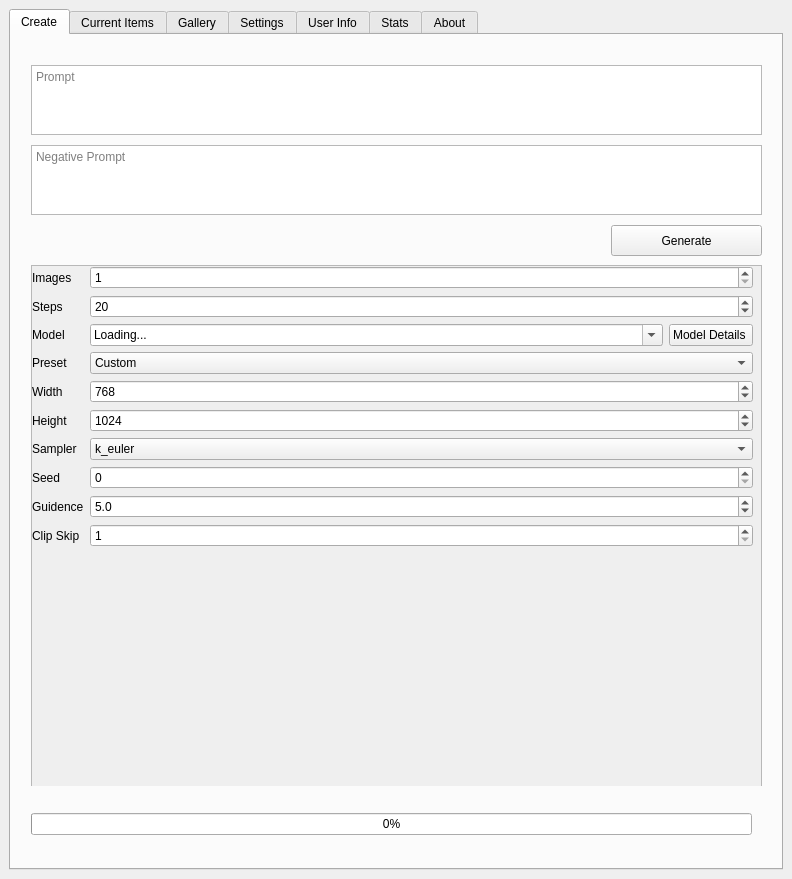
Above: QTProj/QtHorde/form.ui from Unit1208/HordeQT before the change. Below: the same form after it.
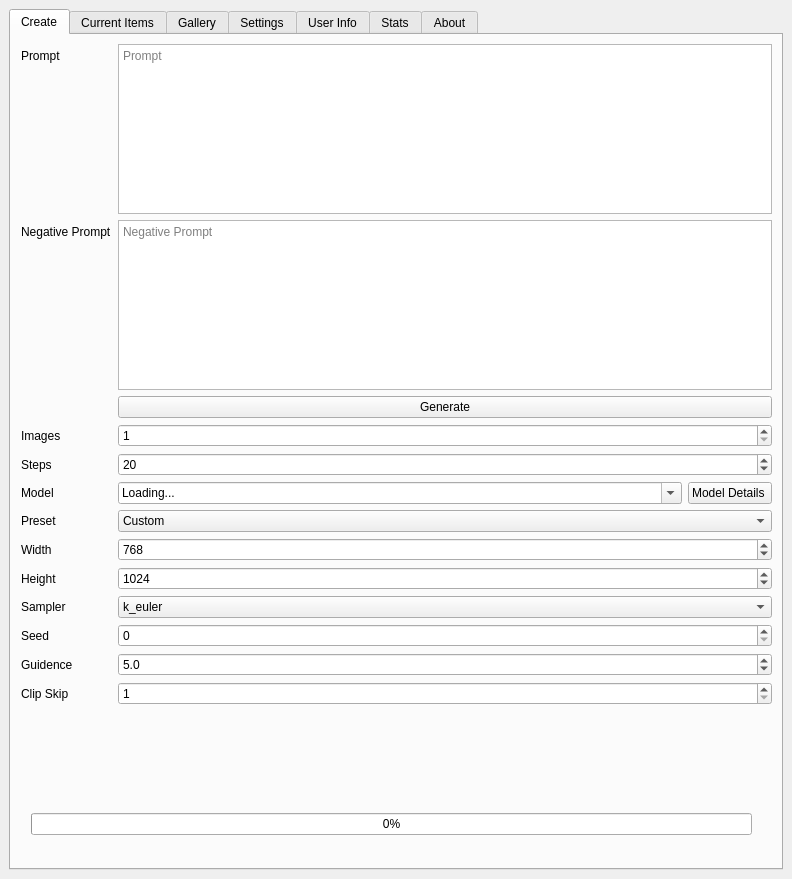
That is the form after the change. The open tabs and pages were chosen to show the change. Icons and pictures are not drawn.

What changed in the file:
```diff
--- a/QTProj/QtHorde/form.ui
+++ b/QTProj/QtHorde/form.ui
@@ -18,7 +18,7 @@
     <item row="0" column="0">
      <widget class="QTabWidget" name="tabWidget">
       <property name="sizePolicy">
-       <sizepolicy hsizetype="Expanding" vsizetype="Expanding">
+       <sizepolicy hsizetype="MinimumExpanding" vsizetype="MinimumExpanding">
         <horstretch>0</horstretch>
         <verstretch>0</verstretch>
        </sizepolicy>
@@ -45,92 +45,42 @@
        <attribute name="title">
         <string>Create</string>
        </attribute>
-       <widget class="QTextEdit" name="PromptBox">
-        <property name="geometry">
-         <rect>
-          <x>20</x>
-          <y>30</y>
-          <width>731</width>
-          <height>70</height>
-         </rect>
-        </property>
-        <property name="tabChangesFocus">
-         <bool>true</bool>
-        </property>
-        <property name="placeholderText">
-         <string>Prompt</string>
-        </property>
-       </widget>
-       <widget class="QTextEdit" name="NegativePromptBox">
-        <property name="geometry">
-         <rect>
-          <x>20</x>
-          <y>110</y>
-          <width>731</width>
-          <height>70</height>
-         </rect>
-        </property>
-        <property name="tabChangesFocus">
-         <bool>true</bool>
-        </property>
-        <property name="placeholderText">
-         <string>Negative Prompt</string>
-        </property>
-       </widget>
        <widget class="QFrame" name="frame">
         <property name="geometry">
          <rect>
-          <x>20</x>
-          <y>220</y>
-          <width>731</width>
-          <height>531</height>
-         </rect>
-        </property>
-        <widget class="QScrollArea" name="scrollArea">
-         <property name="geometry">
-          <rect>
-           <x>0</x>
-           <y>10</y>
-           <width>731</width>
-           <height>541</height>
-          </rect>
-         </property>
-         <property name="widgetResizable">
-          <bool>true</bool>
-         </property>
-         <widget class="QWidget" name="scrollAreaWidgetContents">
-          <property name="geometry">
-           <rect>
             <x>0</x>
             <y>0</y>
-            <width>729</width>
-            <height>539</height>
+          <width>771</width>
+          <height>751</height>
            </rect>
           </property>
           <widget class="QWidget" name="gridLayoutWidget">
            <property name="geometry">
             <rect>
-             <x>0</x>
-             <y>0</y>
-             <width>721</width>
-             <height>511</height>
+           <x>10</x>
+           <y>9</y>
+           <width>751</width>
+           <height>661</height>
             </rect>
            </property>
            <layout class="QFormLayout" name="formLayout">
+          <property name="sizeConstraint">
+           <enum>QLayout::SizeConstraint::SetMinimumSize</enum>
+          </property>
             <property name="formAlignment">
              <set>Qt::AlignmentFlag::AlignLeading|Qt::AlignmentFlag::AlignLeft|Qt::AlignmentFlag::AlignTop</set>
             </property>
             <property name="verticalSpacing">
              <number>6</number>
             </property>
-            <item row="0" column="0">
+          <item row="4" column="0">
              <widget class="QLabel" name="imagesLabel">
               <property name="text">
                <string>Images</string>
               </property>
              </widget>
             </item>
-            <item row="0" column="1">
+          <item row="4" column="1">
              <widget class="QSpinBox" name="imagesSpinBox">
               <property name="minimum">
                <number>1</number>
@@ -140,14 +90,14 @@
               </property>
              </widget>
             </item>
-            <item row="1" column="0">
+          <item row="5" column="0">
              <widget class="QLabel" name="stepsLabel">
               <property name="text">
                <string>Steps</string>
               </property>
              </widget>
             </item>
-            <item row="1" column="1">
+          <item row="5" column="1">
              <widget class="QSpinBox" name="stepsSpinBox">
               <property name="minimum">
                <number>1</number>
@@ -160,14 +110,14 @@
               </property>
              </widget>
             </item>
-            <item row="2" column="0">
+          <item row="6" column="0">
              <widget class="QLabel" name="modelLabel">
               <property name="text">
                <string>Model</string>
               </property>
              </widget>
             </item>
-            <item row="2" column="1">
+          <item row="6" column="1">
              <layout class="QHBoxLayout" name="horizontalLayout_2">
               <item>
                <widget class="QComboBox" name="modelComboBox">
@@ -214,14 +164,14 @@
               </item>
              </layout>
             </item>
-            <item row="3" column="0">
+          <item row="7" column="0">
              <widget class="QLabel" name="presetLabel">
               <property name="text">
                <string>Preset</string>
               </property>
              </widget>
             </item>
-            <item row="3" column="1">
+          <item row="7" column="1">
              <widget class="QComboBox" name="presetComboBox">
               <property name="editable">
                <bool>false</bool>
@@ -263,14 +213,14 @@
               </item>
              </widget>
             </item>
-            <item row="4" column="0">
+          <item row="8" column="0">
              <widget class="QLabel" name="widthLabel">
               <property name="text">
                <string>Width</string>
               </property>
              </widget>
             </item>
-            <item row="4" column="1">
+          <item row="8" column="1">
              <widget class="QSpinBox" name="widthSpinBox">
               <property name="minimum">
                <number>64</number>
@@ -286,14 +236,14 @@
               </property>
              </widget>
             </item>
-            <item row="5" column="0">
+          <item row="9" column="0">
              <widget class="QLabel" name="heightLabel">
               <property name="text">
                <string>Height</string>
               </property>
              </widget>
             </item>
-            <item row="5" column="1">
+          <item row="9" column="1">
              <widget class="QSpinBox" name="heightSpinBox">
               <property name="minimum">
                <number>64</number>
@@ -309,14 +259,14 @@
               </property>
              </widget>
             </item>
-            <item row="6" column="0">
+          <item row="10" column="0">
              <widget class="QLabel" name="samplerLabel">
               <property name="text">
                <string>Sampler</string>
               </property>
              </widget>
             </item>
-            <item row="6" column="1">
+          <item row="10" column="1">
              <widget class="QComboBox" name="samplerComboBox">
               <item>
                <property name="text">
@@ -390,14 +340,14 @@
               </item>
              </widget>
             </item>
-            <item row="7" column="0">
+          <item row="11" column="0">
              <widget class="QLabel" name="seedLabel">
               <property name="text">
                <string>Seed</string>
               </property>
              </widget>
             </item>
-            <item row="7" column="1">
+          <item row="11" column="1">
              <widget class="QSpinBox" name="seedSpinBox">
               <property name="toolTip">
                <string>0 for unseeded generations</string>
@@ -413,14 +363,14 @@
               </property>
              </widget>
             </item>
-            <item row="8" column="0">
+          <item row="12" column="0">
              <widget class="QLabel" name="guidenceLabel">
               <property name="text">
                <string>Guidence</string>
               </property>
              </widget>
             </item>
-            <item row="8" column="1">
+          <item row="12" column="1">
              <widget class="QDoubleSpinBox" name="guidenceDoubleSpinBox">
               <property name="decimals">
                <number>1</number>
@@ -439,14 +389,14 @@
               </property>
              </widget>
             </item>
-            <item row="9" column="0">
+          <item row="13" column="0">
              <widget class="QLabel" name="clipSkipLabel">
               <property name="text">
                <string>Clip Skip</string>
               </property>
              </widget>
             </item>
-            <item row="9" column="1">
+          <item row="13" column="1">
              <widget class="QSpinBox" name="clipSkipSpinBox">
               <property name="minimum">
                <number>1</number>
@@ -456,20 +406,8 @@
               </property>
              </widget>
             </item>
-           </layout>
-          </widget>
-         </widget>
-        </widget>
-       </widget>
+          <item row="3" column="1">
        <widget class="QPushButton" name="GenerateButton">
-        <property name="geometry">
-         <rect>
-          <x>600</x>
-          <y>190</y>
-          <width>151</width>
-          <height>31</height>
-         </rect>
-        </property>
         <property name="toolTip">
          <string>Shortcut Ctrl + Enter</string>
         </property>
@@ -483,6 +421,44 @@
          <string>Ctrl+Return</string>
         </property>
        </widget>
+          </item>
+          <item row="1" column="1">
+           <widget class="QPlainTextEdit" name="PromptBox">
+            <property name="sizePolicy">
+             <sizepolicy hsizetype="Minimum" vsizetype="Expanding">
+              <horstretch>0</horstretch>
+              <verstretch>0</verstretch>
+             </sizepolicy>
+            </property>
+            <property name="placeholderText">
+             <string>Prompt</string>
+            </property>
+           </widget>
+          </item>
+          <item row="2" column="1">
+           <widget class="QPlainTextEdit" name="NegativePromptBox">
+            <property name="placeholderText">
+             <string>Negative Prompt</string>
+            </property>
+           </widget>
+          </item>
+          <item row="1" column="0">
+           <widget class="QLabel" name="label">
+            <property name="text">
+             <string>Prompt</string>
+            </property>
+           </widget>
+          </item>
+          <item row="2" column="0">
+           <widget class="QLabel" name="label_2">
+            <property name="text">
+             <string>Negative Prompt</string>
+            </property>
+           </widget>
+          </item>
+         </layout>
+        </widget>
+       </widget>
        <widget class="QWidget" name="horizontalLayoutWidget">
         <property name="geometry">
          <rect>
```
Left out of the diff: 7 changed lines with no effect on the pictures. Lines whose indentation alone changed are shown as unchanged.
